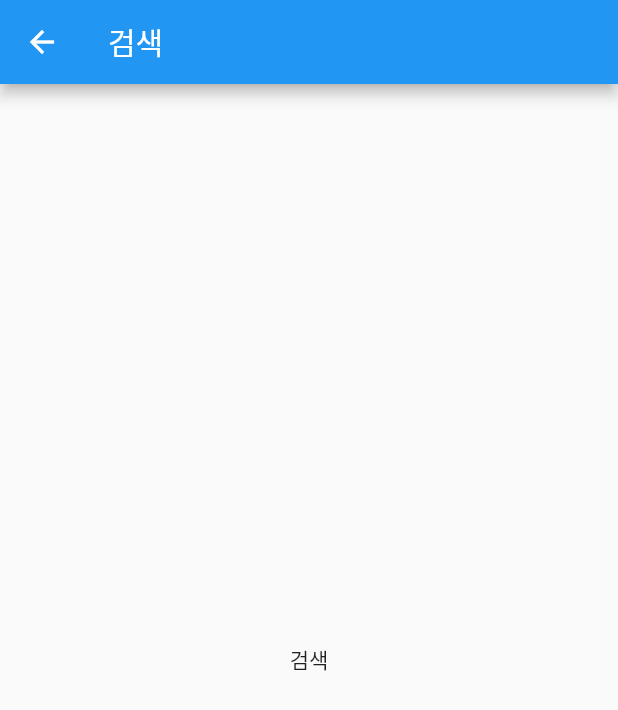
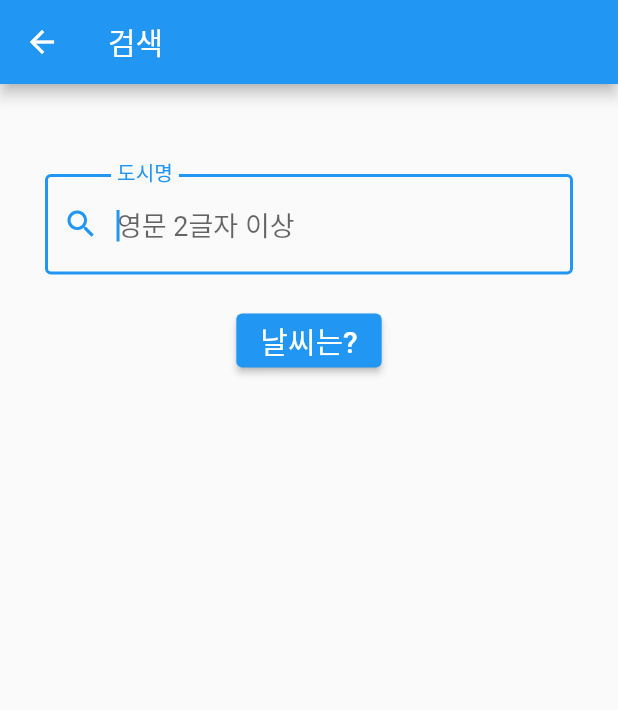
Before and after one commit to nararalab/weatherapp, a Flutter app: the SearchPage screen opened directly, on a phone screen of 412 x 824 dp. Shown: the top 710 px of the screen. Run offline on Flutter 3.47's test engine with Material 2 defaults, Android fonts, the phone set to English and light mode, and no system bars; our stand-ins replace equatable.

Commit message:
콘솔창에 검색된 도시 날씨 정보 로깅

```diff
--- a/lib/pages/search_page.dart
+++ b/lib/pages/search_page.dart
@@ -8,14 +8,66 @@ class SearchPage extends StatefulWidget {
 }
 
 class _SearchPageState extends State<SearchPage> {
+  final _formKey = GlobalKey<FormState>();
+  String? _city;
+  AutovalidateMode autovalidateMode = AutovalidateMode.disabled;
+
+  void _submit() {
+    setState(() {
+      autovalidateMode = AutovalidateMode.always;
+    });
+
+    final form = _formKey.currentState;
+
+    if (form != null && form.validate()) {
+      form.save();
+      Navigator.pop(context, _city!.trim());
+    }
+  }
+
   @override
   Widget build(BuildContext context) {
     return Scaffold(
       appBar: AppBar(
         title: const Text('검색'),
       ),
-      body: const Center(
-        child: Text('검색'),
+      body: Form(
+        key: _formKey,
+        autovalidateMode: autovalidateMode,
+        child: Column(
+          children: [
+            const SizedBox(height: 60.0),
+            Padding(
+              padding: const EdgeInsets.symmetric(horizontal: 30.0),
+              child: TextFormField(
+                autofocus: true,
+                style: const TextStyle(fontSize: 18.0),
+                decoration: const InputDecoration(
+                  labelText: '도시명',
+                  hintText: '영문 2글자 이상',
+                  prefixIcon: Icon(Icons.search),
+                  border: OutlineInputBorder(),
+                ),
+                validator: (String? input) {
+                  if (input == null || input.trim().length < 2) {
+                    return '2글자 이상이어야 합니다.';
+                  }
+                  return null;
+                },
+                onSaved: (String? input) {
+                  _city = input;
+                },
+              ),
+            ),
+            SizedBox(height: 20.0),
+            ElevatedButton(
+                onPressed: _submit,
+                child: const Text(
+                  '날씨는?',
+                  style: TextStyle(fontSize: 20.0),
+                ))
+          ],
+        ),
       ),
     );
   }
--- a/lib/providers/weather_provider.dart
+++ b/lib/providers/weather_provider.dart
@@ -65,11 +65,15 @@ class WeatherProvider with ChangeNotifier {
         status: WeatherStatus.loaded,
         weather: weather,
       );
+      print('_state: $_state');
+      notifyListeners();
     } on CustomError catch (e) {
       _state = _state.copyWith(
         status: WeatherStatus.error,
         error: e,
       );
+      print('_state: $_state');
+      notifyListeners();
 
       notifyListeners();
     }
```
Also changed, not shown: lib/pages/home_page.dart (+36 -13 lines).
